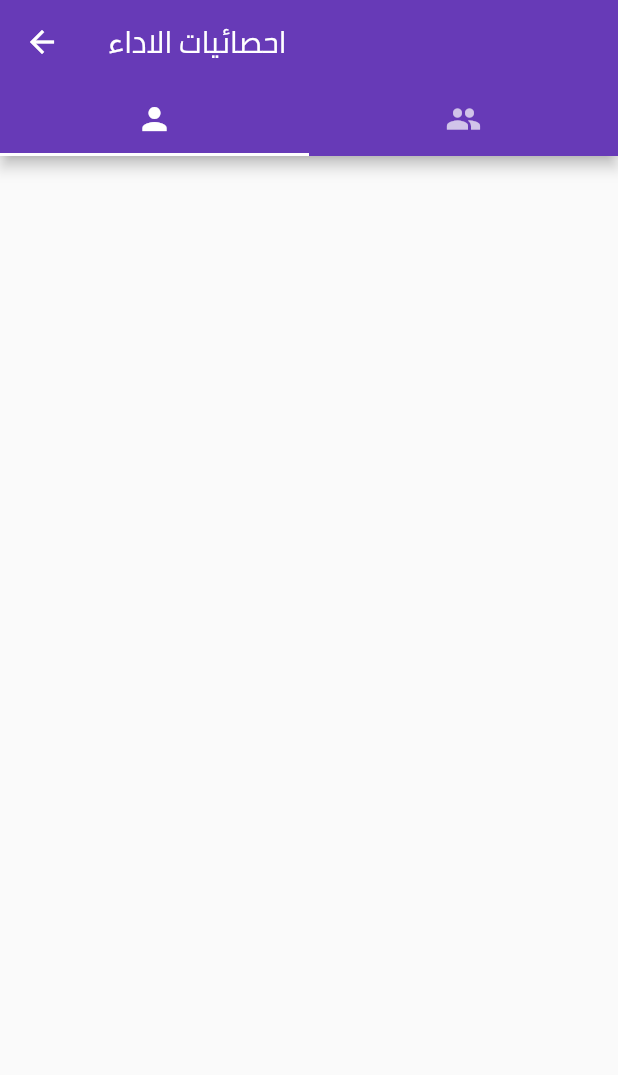
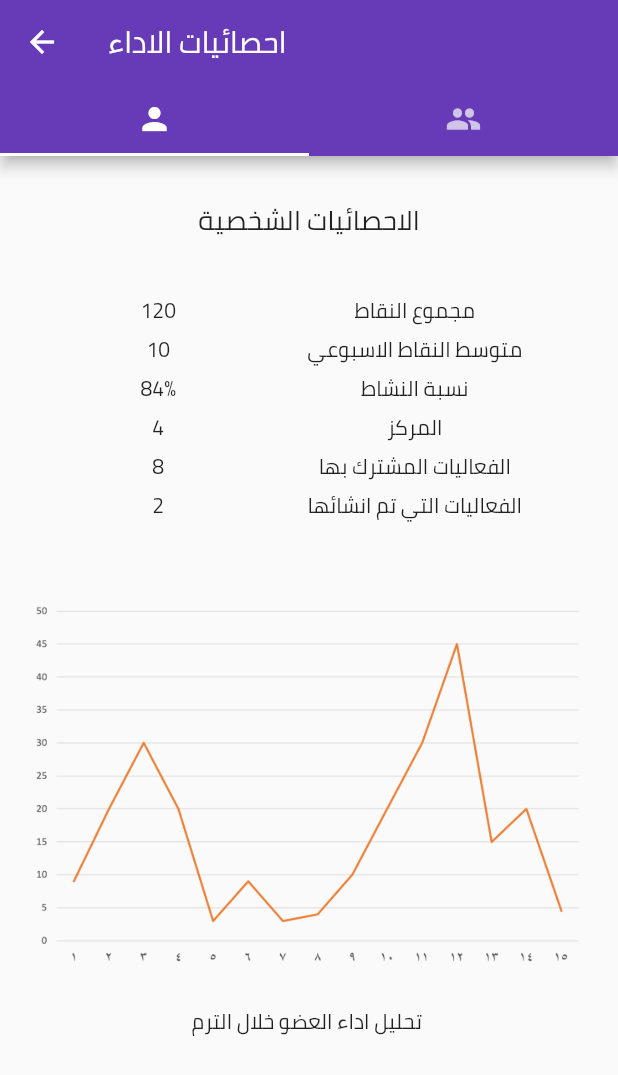
Before and after one commit to WadhahEssam/ftc_flutter_hackathon, a Flutter app: the StatisticsPage screen opened directly, on a phone screen of 412 x 824 dp. Shown: the top 1075 px of the screen. Run offline on Flutter 3.47's test engine with Material 2 defaults, Android fonts, the phone set to English and light mode, and no system bars.

Commit message:
finishing the statistics page

```diff
--- a/lib/statistics.dart
+++ b/lib/statistics.dart
@@ -26,7 +26,95 @@ class StatisticsPageState extends State<StatisticsPage> {
             ],
           ),
         ),
+        body: TabBarView(
+            children: [
+              _showPersonalStatistics(),
+              _showAllStatistics(),
+            ],
+          ),
       ),
     );
   }
+
+  Widget _showPersonalStatistics() {
+    return Center(child: Column(
+      children: [
+        Container(child: Text('الاحصائيات الشخصية', style: TextStyle(fontSize: 18)), margin: EdgeInsets.only(top: 26)),
+        Container(child: Table(children: [
+          TableRow(children: [
+            Text("120", textAlign: TextAlign.center),
+            Text("مجموع النقاط", textAlign: TextAlign.center),
+          ]),
+          TableRow(children:[
+            Text("10", textAlign: TextAlign.center),
+            Text("متوسط النقاط الاسبوعي", textAlign: TextAlign.center),
+          ]),
+          TableRow(children:[
+            Text("84%", textAlign: TextAlign.center),
+            Text("نسبة النشاط", textAlign: TextAlign.center),
+          ]),
+          TableRow(children:[
+            Text("4", textAlign: TextAlign.center),
+            Text("المركز", textAlign: TextAlign.center),
+          ]),
+          TableRow(children:[
+            Text("8", textAlign: TextAlign.center),
+            Text("الفعاليات المشترك بها", textAlign: TextAlign.center),
+          ]),
+          TableRow(children:[
+            Text("2", textAlign: TextAlign.center),
+            Text("الفعاليات التي تم انشائها", textAlign: TextAlign.center),
+          ]),
+        ])
+        ,margin: EdgeInsets.only(top: 30, bottom: 30, right: 50, left: 20),
+        ),
+        Container(child: Image.asset('assets/images/personal_chart.png'), padding: EdgeInsets.all(20)),
+        Container(child: Text('تحليل اداء العضو خلال الترم '))
+        ]
+      )
+    );
+  }
+
+  Widget _showAllStatistics() {
+    return Center(child: Column(
+      children: [
+        Container(child: Text('الاحصائيات الاجمالية', style: TextStyle(fontSize: 18)), margin: EdgeInsets.only(top: 26)),
+        Container(child: Table(children: [
+          TableRow(children: [
+            Text("3400", textAlign: TextAlign.center),
+            Text("مجموع النقاط", textAlign: TextAlign.center),
+          ]),
+          TableRow(children: [
+            Text("71", textAlign: TextAlign.center),
+            Text("عدد الاعضاء", textAlign: TextAlign.center),
+          ]),
+          TableRow(children:[
+            Text("57", textAlign: TextAlign.center),
+            Text("متوسط نقاط العضو", textAlign: TextAlign.center),
+          ]),
+          TableRow(children:[
+            Text("91%", textAlign: TextAlign.center),
+            Text("نسبة النشاط", textAlign: TextAlign.center),
+          ]),
+          TableRow(children:[
+            Text("170", textAlign: TextAlign.center),
+            Text("اعلى نقاط", textAlign: TextAlign.center),
+          ]),
+          TableRow(children:[
+            Text("4", textAlign: TextAlign.center),
+            Text("اقل نقاط", textAlign: TextAlign.center),
+          ]),
+          TableRow(children:[
+            Text("37", textAlign: TextAlign.center),
+            Text("عدد الفعاليات", textAlign: TextAlign.center),
+          ]),
+        ])
+        ,margin: EdgeInsets.only(top: 30, bottom: 30, right: 50, left: 20),
+        ),
+        Container(child: Image.asset('assets/images/ftc_chart.png'), padding: EdgeInsets.all(20)),
+        Container(child: Text('تحليل اداء النادي خلال الترم'))
+        ]
+      )
+    );
+  }
 }
```
Also changed, not shown: assets/images/ftc_chart.png (added), assets/images/personal_chart.png.
